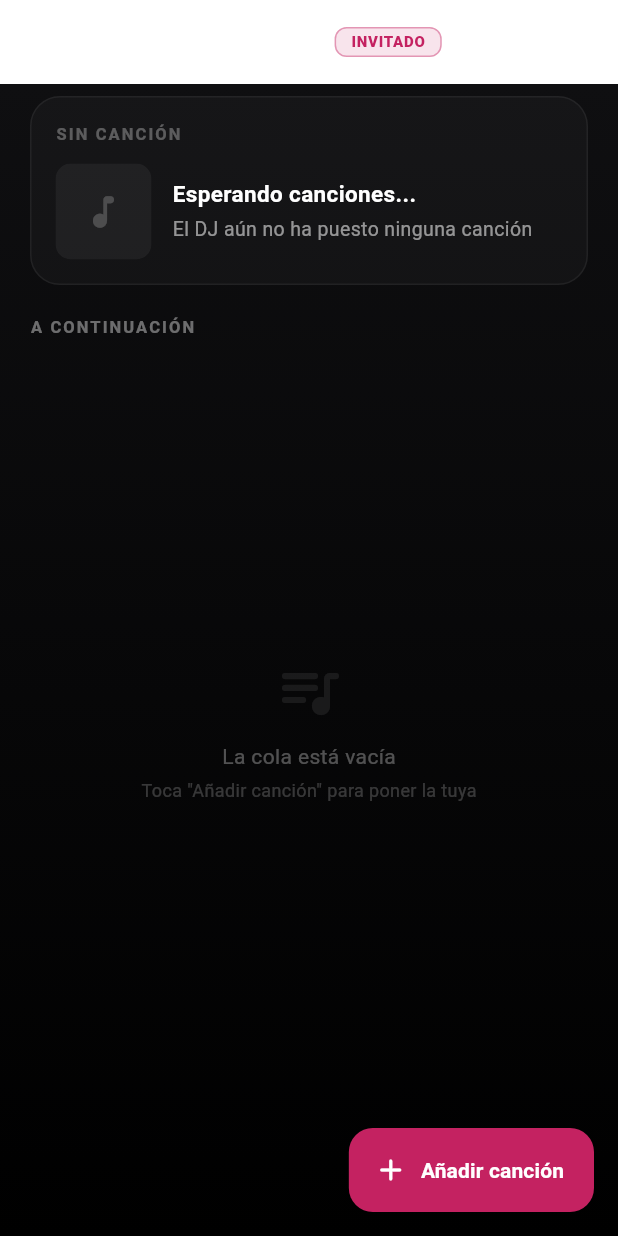
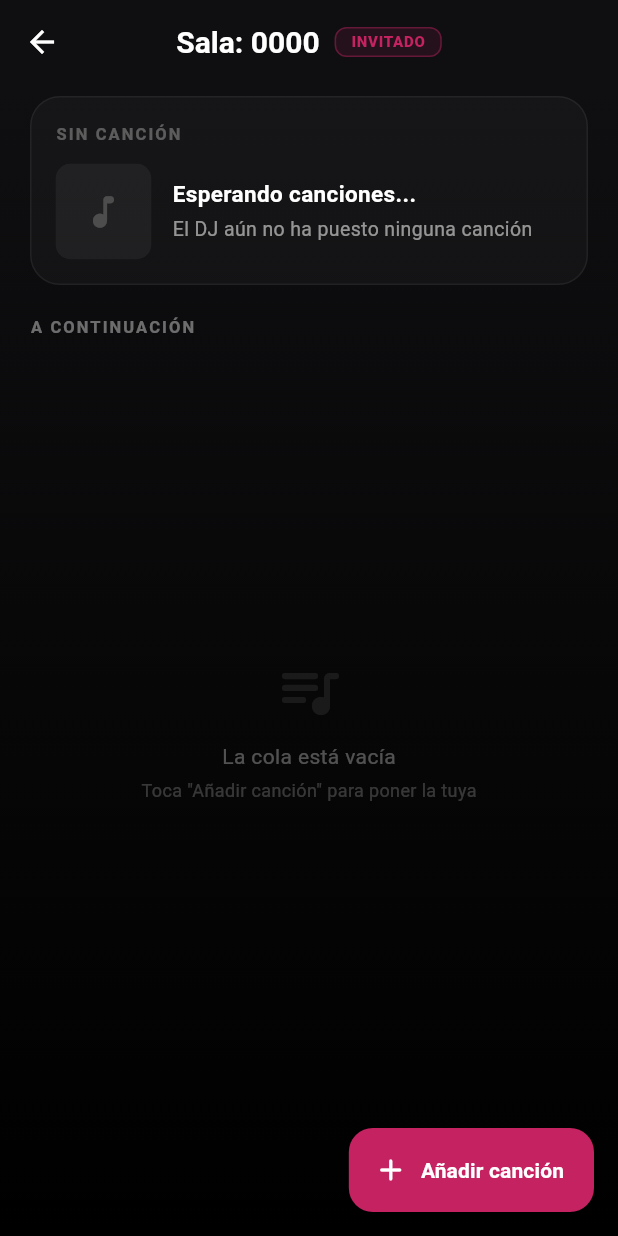
Before and after one commit to amglogicalis/dj-unity-app, a Flutter app: the GuestRoomPage screen opened by its route, on a phone screen of 412 x 824 dp. Run offline on Flutter 3.47's test engine with Material 3 defaults, Android fonts, the phone set to English and light mode, and no system bars; our stand-ins replace cloud_firestore, firebase_core, permission_handler, qr_flutter, youtube_player_iframe; accounts and stored records are empty.

Commit message:
style: fix white bar at the top of guest room page by changing scaffold background

```diff
--- a/lib/presentation/pages/guest/guest_room_page.dart
+++ b/lib/presentation/pages/guest/guest_room_page.dart
@@ -599,7 +599,7 @@ class _GuestRoomPageState extends State<GuestRoomPage> {
         .snapshots();
 
     return Scaffold(
-      backgroundColor: Colors.transparent,
+      backgroundColor: const Color(0xFF0F0F11),
       appBar: AppBar(
         title: Row(
           mainAxisSize: MainAxisSize.min,
```
Also changed, not shown: 1 other file.
